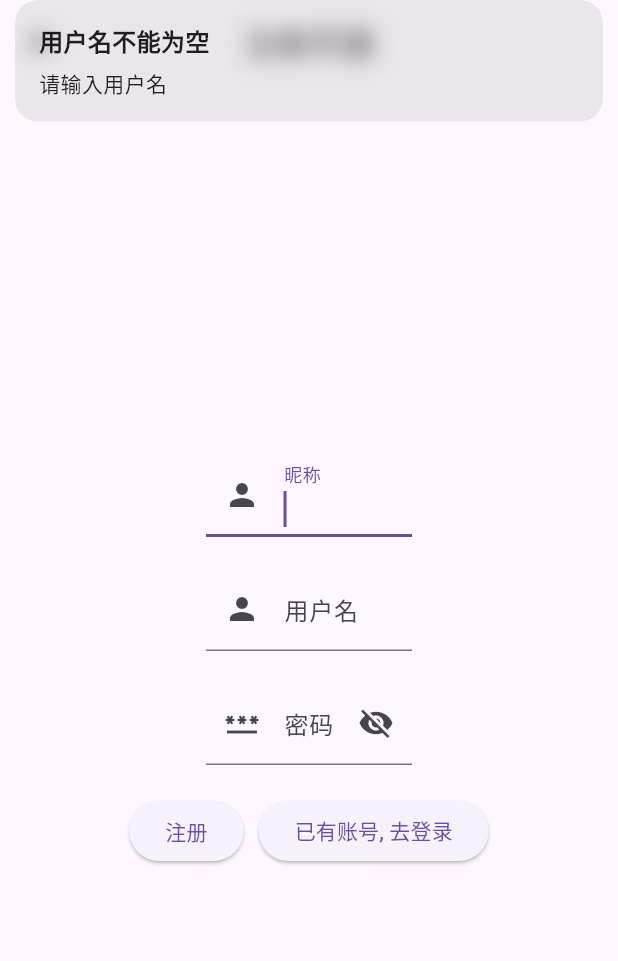
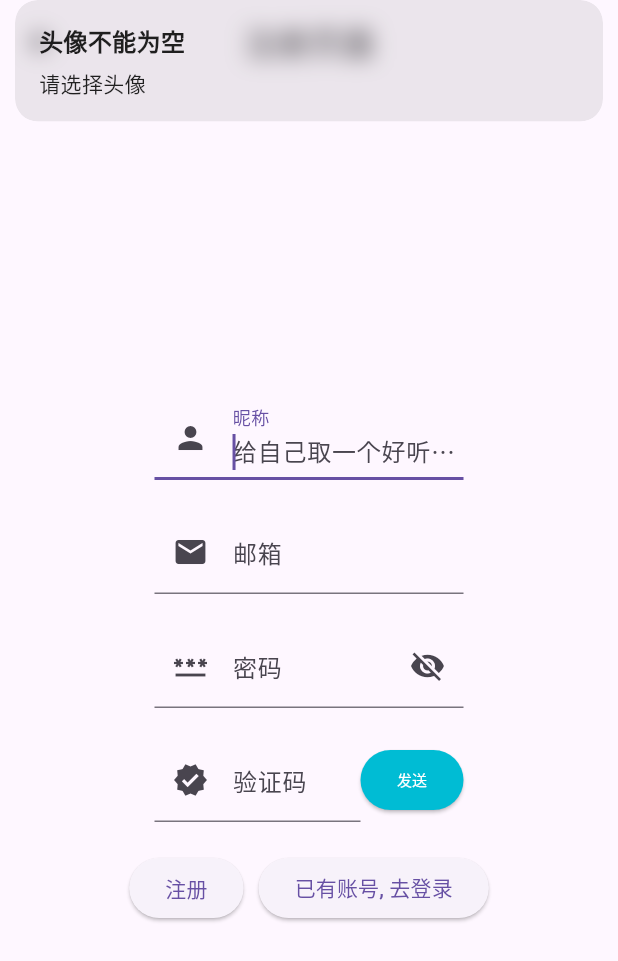
Before and after one commit to Guo-Chenxu/pot-chat, a Flutter app: the RegisterView screen opened by its route, after a tap on "注册", on a phone screen of 412 x 824 dp. Shown: the top 961 px of the screen. Run offline on Flutter 3.47's test engine with Material 3 defaults, Android fonts, the phone set to English and light mode, and no system bars; our stand-ins replace dio, get, logger; missing offline and left inert: sp_util.

Commit message:
feat: 完成前端注册页面(缺少头像)

```diff
--- /dev/null
+++ b/pot_chat_front/lib/pages/register/component/email_body.dart
@@ -0,0 +1,24 @@
+import 'package:flutter/material.dart';
+import 'package:get/get.dart';
+import 'package:pot_chat_front/pages/register/register_controller.dart';
+
+// 邮箱框
+class EmailBody extends GetView<RegisterController> {
+  const EmailBody({super.key});
+
+  @override
+  Widget build(BuildContext context) {
+    return SizedBox(
+      width: MediaQuery.of(context).size.width / 2,
+      child: TextField(
+        autofocus: true,
+        onChanged: (value) => controller.onEmailChanged(value),
+        decoration: const InputDecoration(
+          labelText: '邮箱',
+          hintText: '用于登录的邮箱',
+          prefixIcon: Icon(Icons.email),
+        ),
+      ),
+    );
+  }
+}
--- a/pot_chat_front/lib/pages/register/component/nickname.dart
+++ b/pot_chat_front/lib/pages/register/component/nickname_body.dart
@@ -1,22 +1,21 @@
 import 'package:flutter/material.dart';
 import 'package:get/get.dart';
 import 'package:pot_chat_front/pages/register/register_controller.dart';
-import 'package:pot_chat_front/routes/app_pages.dart';
 
 // 昵称框
-class NickName extends GetView<RegisterController> {
-  const NickName({super.key});
+class NicknameBody extends GetView<RegisterController> {
+  const NicknameBody({super.key});
 
   @override
   Widget build(BuildContext context) {
     return SizedBox(
-      width: MediaQuery.of(context).size.width / 3,
+      width: MediaQuery.of(context).size.width / 2,
       child: TextField(
         autofocus: true,
-        onChanged: (value) => controller.onUsernameChanged(value),
+        onChanged: (value) => controller.onNicknameChanged(value),
         decoration: const InputDecoration(
           labelText: '昵称',
-          hintText: '',
+          hintText: '给自己取一个好听的名字吧',
           prefixIcon: Icon(Icons.person),
         ),
       ),
--- /dev/null
+++ b/pot_chat_front/lib/pages/register/component/password_body.dart
@@ -0,0 +1,41 @@
+import 'package:flutter/material.dart';
+import 'package:get/get.dart';
+import 'package:pot_chat_front/pages/register/register_controller.dart';
+
+// 密码框
+class PasswordBody extends GetView<RegisterController> {
+  const PasswordBody({super.key});
+
+  @override
+  Widget build(BuildContext context) {
+    return GetX<RegisterController>(
+      init: controller,
+      initState: (_) {},
+      builder: (_) {
+        return SizedBox(
+          width: MediaQuery.of(context).size.width / 2,
+          child: TextField(
+            autocorrect: false,
+            obscureText: _.isObscure,
+            autofocus: true,
+            onChanged: (value) => controller.onPasswordChanged(value),
+            decoration: InputDecoration(
+              labelText: '密码',
+              hintText: '请输入密码',
+              prefixIcon: const Icon(Icons.password),
+              suffixIcon: IconButton(
+                onPressed: () {
+                  _.changeObscure();
+                },
+                icon: Obx(() {
+                  return Icon(
+                      _.isObscure ? Icons.visibility_off : Icons.visibility);
+                }),
+              ),
+            ),
+          ),
+        );
+      },
+    );
+  }
+}
--- a/pot_chat_front/lib/pages/register/component/register_body.dart
+++ b/pot_chat_front/lib/pages/register/component/register_body.dart
@@ -1,6 +1,9 @@
 import 'package:flutter/material.dart';
 import 'package:get/get.dart';
-import 'package:pot_chat_front/pages/register/component/nickname.dart';
+import 'package:pot_chat_front/pages/register/component/email_body.dart';
+import 'package:pot_chat_front/pages/register/component/nickname_body.dart';
+import 'package:pot_chat_front/pages/register/component/password_body.dart';
+import 'package:pot_chat_front/pages/register/component/verify_code_body.dart';
 import 'package:pot_chat_front/pages/register/register_controller.dart';
 import 'package:pot_chat_front/routes/app_pages.dart';
 
@@ -19,58 +22,19 @@ class RegisterBody extends GetView<RegisterController> {
           mainAxisAlignment: MainAxisAlignment.center,
           crossAxisAlignment: CrossAxisAlignment.center,
           children: [
-            const NickName(),
+            // todo 头像
+            // 昵称
+            const NicknameBody(),
             const SizedBox(height: 20),
-            // 用户名
-            SizedBox(
-              width: MediaQuery.of(context).size.width / 3,
-              child: TextField(
-                autofocus: true,
-                onChanged: (value) => controller.onUsernameChanged(value),
-                decoration: const InputDecoration(
-                  labelText: '用户名',
-                  hintText: '请输入用户名',
-                  prefixIcon: Icon(Icons.person),
-                ),
-              ),
-            ),
-            const SizedBox(
-              height: 20,
-            ),
+            // 邮箱
+            const EmailBody(),
+            const SizedBox(height: 20),
             // 密码
-            GetX<RegisterController>(
-              init: controller,
-              initState: (_) {},
-              builder: (_) {
-                return SizedBox(
-                  width: MediaQuery.of(context).size.width / 3,
-                  child: TextField(
-                    autocorrect: false,
-                    obscureText: _.isObscure,
-                    autofocus: true,
-                    onChanged: (value) => controller.onPasswordChanged(value),
-                    decoration: InputDecoration(
-                      labelText: '密码',
-                      hintText: '请输入密码',
-                      prefixIcon: const Icon(Icons.password),
-                      suffixIcon: IconButton(
-                        onPressed: () {
-                          _.changeObscure();
-                        },
-                        icon: Obx(() {
-                          return Icon(_.isObscure
-                              ? Icons.visibility_off
-                              : Icons.visibility);
-                        }),
-                      ),
-                    ),
-                  ),
-                );
-              },
-            ),
-            const SizedBox(
-              height: 20,
-            ),
+            const PasswordBody(),
+            const SizedBox(height: 20),
+            // 验证码
+            VerifyCodeBody(),
+            const SizedBox(height: 20),
             Row(
               mainAxisAlignment: MainAxisAlignment.center,
               crossAxisAlignment: CrossAxisAlignment.center,
--- /dev/null
+++ b/pot_chat_front/lib/pages/register/component/verify_code_body.dart
@@ -0,0 +1,73 @@
+import 'dart:async';
+
+import 'package:flutter/material.dart';
+import 'package:get/get.dart';
+import 'package:pot_chat_front/pages/register/register_controller.dart';
+
+// 验证码框
+class VerifyCodeBody extends GetView<RegisterController> {
+  VerifyCodeBody({super.key});
+
+  RxInt countDownTime = 0.obs;
+  Timer? timer;
+  RxBool enable = true.obs;
+
+  void dispose() {
+    timer?.cancel();
+  }
+
+  void startCountdownTimer() {
+    countDownTime.value = 60;
+    enable.value = false;
+    timer = Timer.periodic(const Duration(seconds: 1), (timer) {
+      if (countDownTime.value == 0) {
+        enable.value = true;
+        timer.cancel();
+        return;
+      }
+      countDownTime.value--;
+    });
+  }
+
+  @override
+  Widget build(BuildContext context) {
+    return Row(
+      crossAxisAlignment: CrossAxisAlignment.center,
+      mainAxisAlignment: MainAxisAlignment.center,
+      children: [
+        SizedBox(
+          width: MediaQuery.of(context).size.width / 2 * 2 / 3,
+          child: TextField(
+            autofocus: true,
+            onChanged: (value) => controller.onVerifyCodeChanged(value),
+            decoration: const InputDecoration(
+              labelText: '验证码',
+              hintText: '请输入验证码',
+              prefixIcon: Icon(Icons.verified),
+            ),
+          ),
+        ),
+        Obx(
+          () => SizedBox(
+            width: MediaQuery.of(context).size.width / 2 / 3,
+            child: ElevatedButton(
+              style: ElevatedButton.styleFrom(
+                backgroundColor: enable.value ? Colors.cyan : Colors.grey,
+              ),
+              child: Text(
+                countDownTime.value == 0 ? '发送' : '${countDownTime.value}s',
+                style: const TextStyle(fontSize: 10, color: Colors.white),
+              ),
+              onPressed: () {
+                if (!enable.value) return;
+                controller.sendVerifyCode().then((value) => {
+                      if (value) {startCountdownTimer()}
+                    });
+              },
+            ),
+          ),
+        ),
+      ],
+    );
+  }
+}
--- a/pot_chat_front/lib/pages/register/register_controller.dart
+++ b/pot_chat_front/lib/pages/register/register_controller.dart
@@ -15,32 +15,73 @@ class RegisterController extends GetxController {
 
   changeObscure() => _isObscure.value = !_isObscure.value;
 
-  String _username = "";
+  String _nickname = "";
   String _password = "";
+  String _verifyCode = "";
+  String _email = "";
+  String _avatar = "";
 
-  void onUsernameChanged(String username) {
-    _username = username.trim();
+  void onNicknameChanged(String nickname) {
+    _nickname = nickname.trim();
   }
 
   void onPasswordChanged(String password) {
     _password = password.trim();
   }
 
+  void onVerifyCodeChanged(String verifyCode) {
+    _verifyCode = verifyCode.trim();
+  }
+
+  void onEmailChanged(String email) {
+    _email = email.trim();
+  }
+
+  void onAvatarChanged(String avatar) {
+    _avatar = avatar.trim();
+  }
+
+  Future<bool> sendVerifyCode() async {
+    if (_email.isEmpty || !_email.isEmail) {
+      Get.snackbar('邮箱不正确', '请输入正确的邮箱');
+      return false;
+    }
+
+    CommonResp? commonResp = await _userService.sendVerifyCode(_email);
+    if (commonResp == null || commonResp.code != HttpCode.success) {
+      Get.snackbar('出现错误', commonResp?.message ?? '发送验证码失败');
+      return false;
+    }
+    return true;
+  }
+
   void register() async {
-    if (_username.isEmpty) {
-      Get.snackbar('用户名不能为空', '请输入用户名');
+    if (_avatar.isEmpty) {
+      Get.snackbar('头像不能为空', '请选择头像');
+      return;
+    }
+    if (_nickname.isEmpty) {
+      Get.snackbar('昵称不能为空', '请给自己取一个好听的昵称吧');
+      return;
+    }
+    if (_email.isEmpty || !_email.isEmail) {
+      Get.snackbar('邮箱不正确', '请输入正确的邮箱');
       return;
     }
     if (_password.isEmpty) {
       Get.snackbar('密码不能为空', '请输入密码');
       return;
     }
-
-    CommonResp? commonResp = await _userService.register(_username, _password);
-    if (commonResp == null || commonResp.code != HttpCode.success) {
-      Get.snackbar('出现错误', commonResp?.message ?? Constants.defaultError);
+    if (_verifyCode.isEmpty) {
+      Get.snackbar('验证码不能为空', '请输入验证码');
       return;
     }
+
+    // CommonResp? commonResp = await _userService.register(_username, _password);
+    // if (commonResp == null || commonResp.code != HttpCode.success) {
+    //   Get.snackbar('出现错误', commonResp?.message ?? Constants.defaultError);
+    //   return;
+    // }
 
     Get.snackbar('注册成功', '快去登录吧');
     const String route = AppRoutes.login;
```
Also changed, not shown: pot_chat_front/lib/http/request_apis.dart (+9 -1 lines), pot_chat_front/lib/service/user_service.dart (+11 -2 lines), 1 other file.
